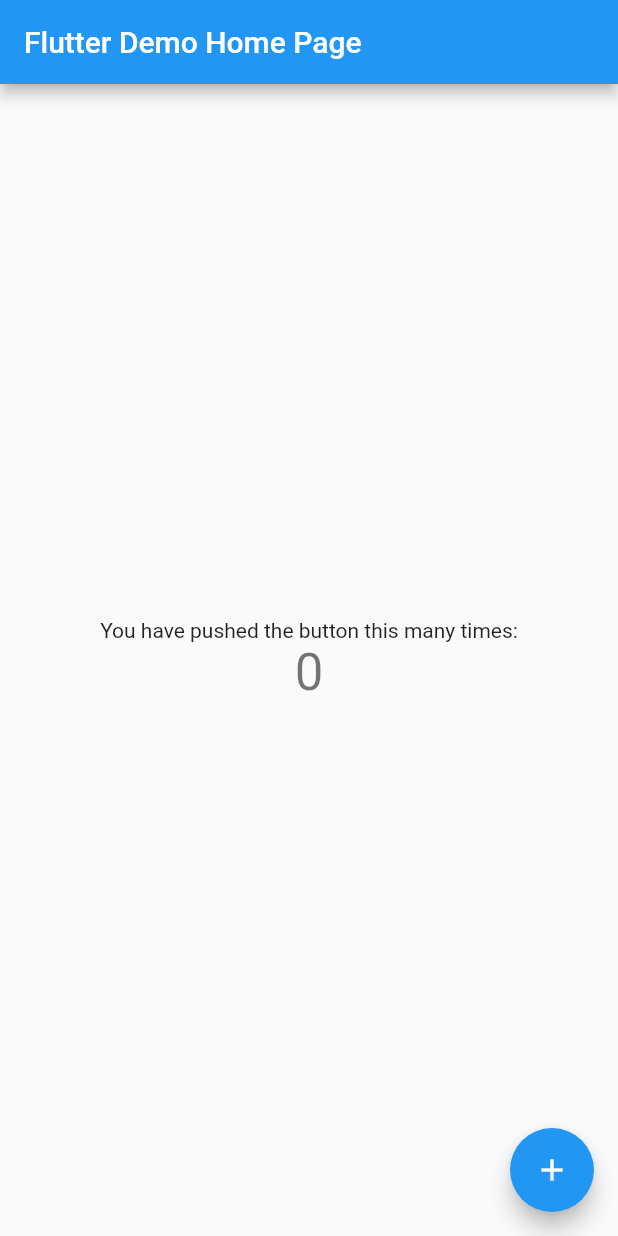
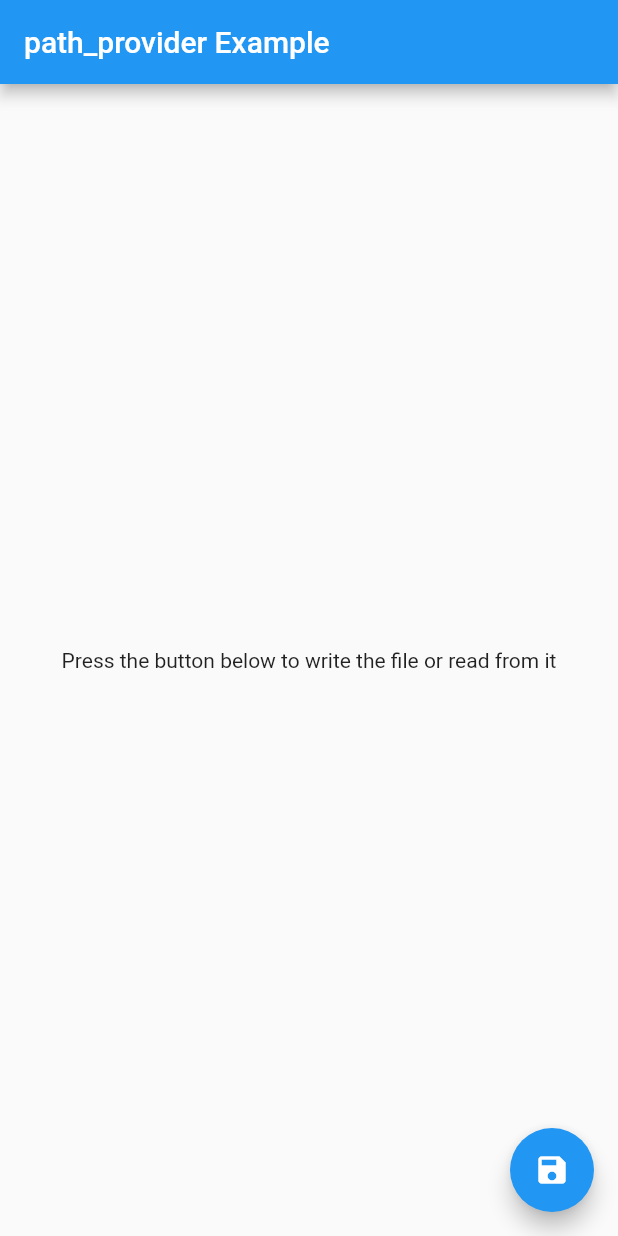
Before and after one commit to doxtitech/path_provider_example, a Flutter app: the screen it shows after launch, on a phone screen of 412 x 824 dp. Run offline on Flutter 3.47's test engine with Material 2 defaults, Android fonts, the phone set to English and light mode, and no system bars.

Commit message:
Removed png, changed button icon

```diff
--- a/lib/main.dart
+++ b/lib/main.dart
@@ -7,6 +7,7 @@ class MyApp extends StatelessWidget {
   @override
   Widget build(BuildContext context) {
     return MaterialApp(
+      debugShowCheckedModeBanner: false,
       title: 'Flutter Demo',
       theme: ThemeData(
         // This is the theme of your application.
@@ -20,7 +21,7 @@ class MyApp extends StatelessWidget {
         // is not restarted.
         primarySwatch: Colors.blue,
       ),
-      home: MyHomePage(title: 'Flutter Demo Home Page'),
+      home: MyHomePage(title: 'path_provider Example'),
     );
   }
 }
@@ -92,19 +93,16 @@ class _MyHomePageState extends State<MyHomePage> {
           mainAxisAlignment: MainAxisAlignment.center,
           children: <Widget>[
             Text(
-              'You have pushed the button this many times:',
+              'Press the button below to write the file or read from it',
             ),
-            Text(
-              '$_counter',
-              style: Theme.of(context).textTheme.display1,
-            ),
+
           ],
         ),
       ),
       floatingActionButton: FloatingActionButton(
         onPressed: _incrementCounter,
         tooltip: 'Increment',
-        child: Icon(Icons.add),
+        child: Icon(Icons.save),
       ), // This trailing comma makes auto-formatting nicer for build methods.
     );
   }
```
